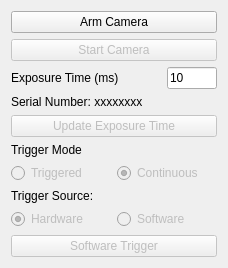
Above: ui_components/cameracontrolwidget.ui from jagerber48/jkam_e6 before the change. Below: the same form after it.
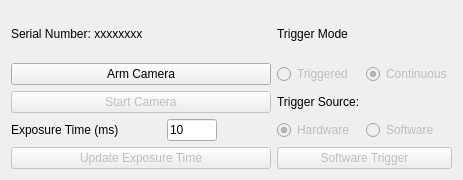
That is the form after the change.

Commit message: complete background subtract buttons and image capture mode buttons. ui adjustments

The edit to the form file:
```diff
--- a/ui_components/cameracontrolwidget.ui
+++ b/ui_components/cameracontrolwidget.ui
@@ -2,55 +2,83 @@
 <ui version="4.0">
  <class>CameraControlWidget</class>
  <widget class="QWidget" name="CameraControlWidget">
+  <property name="geometry">
+   <rect>
+    <x>0</x>
+    <y>0</y>
+    <width>463</width>
+    <height>180</height>
+   </rect>
+  </property>
   <layout class="QGridLayout" name="gridLayout">
-   <item row="8" column="0" colspan="2">
-    <widget class="QPushButton" name="exposure_pushButton">
+   <item row="2" column="0">
+    <widget class="QPushButton" name="start_pushButton">
      <property name="enabled">
       <bool>false</bool>
      </property>
      <property name="text">
-      <string>Update Exposure Time</string>
+      <string>Start Camera</string>
      </property>
     </widget>
    </item>
-   <item row="5" column="0" colspan="2">
-    <widget class="QLabel" name="serial_label">
-     <property name="text">
-      <string>Serial Number: xxxxxxxx</string>
-     </property>
-    </widget>
-   </item>
-   <item row="13" column="0">
-    <widget class="QLabel" name="trigger_source_label">
-     <property name="text">
-      <string>Trigger Source:</string>
-     </property>
-    </widget>
-   </item>
-   <item row="14" column="0">
-    <widget class="QRadioButton" name="hardware_trigger_radioButton">
-     <property name="enabled">
-      <bool>false</bool>
-     </property>
-     <property name="text">
-      <string>Hardware</string>
-     </property>
-     <property name="checked">
-      <bool>true</bool>
-     </property>
-     <attribute name="buttonGroup">
-      <string notr="true">trigger_buttonGroup</string>
-     </attribute>
-    </widget>
-   </item>
-   <item row="10" column="0">
+   <item row="0" column="1">
     <widget class="QLabel" name="trigger_mode_label">
      <property name="text">
       <string>Trigger Mode</string>
      </property>
     </widget>
    </item>
-   <item row="4" column="0" colspan="2">
+   <item row="1" column="1">
+    <widget class="QRadioButton" name="triggered_radioButton">
+     <property name="enabled">
+      <bool>false</bool>
+     </property>
+     <property name="text">
+      <string>Triggered</string>
+     </property>
+     <attribute name="buttonGroup">
+      <string notr="true">mode_buttonGroup</string>
+     </attribute>
+    </widget>
+   </item>
+   <item row="2" column="1">
+    <widget class="QLabel" name="trigger_source_label">
+     <property name="text">
+      <string>Trigger Source:</string>
+     </property>
+    </widget>
+   </item>
+   <item row="1" column="0">
+    <widget class="QPushButton" name="arm_pushButton">
+     <property name="text">
+      <string>Arm Camera</string>
+     </property>
+    </widget>
+   </item>
+   <item row="0" column="0">
+    <widget class="QLabel" name="serial_label">
+     <property name="text">
+      <string>Serial Number: xxxxxxxx</string>
+     </property>
+    </widget>
+   </item>
+   <item row="1" column="2">
+    <widget class="QRadioButton" name="continuous_radioButton">
+     <property name="enabled">
+      <bool>false</bool>
+     </property>
+     <property name="text">
+      <string>Continuous</string>
+     </property>
+     <property name="checked">
+      <bool>true</bool>
+     </property>
+     <attribute name="buttonGroup">
+      <string notr="true">mode_buttonGroup</string>
+     </attribute>
+    </widget>
+   </item>
+   <item row="3" column="0">
     <layout class="QFormLayout" name="exposure_formLayout">
      <item row="0" column="0">
       <widget class="QLabel" name="exposure_label">
@@ -80,17 +108,33 @@
      </item>
     </layout>
    </item>
-   <item row="1" column="0" colspan="2">
-    <widget class="QPushButton" name="start_pushButton">
+   <item row="4" column="0">
+    <widget class="QPushButton" name="exposure_pushButton">
      <property name="enabled">
       <bool>false</bool>
      </property>
      <property name="text">
-      <string>Start Camera</string>
+      <string>Update Exposure Time</string>
      </property>
     </widget>
    </item>
-   <item row="14" column="1">
+   <item row="3" column="1">
+    <widget class="QRadioButton" name="hardware_trigger_radioButton">
+     <property name="enabled">
+      <bool>false</bool>
+     </property>
+     <property name="text">
+      <string>Hardware</string>
+     </property>
+     <property name="checked">
+      <bool>true</bool>
+     </property>
+     <attribute name="buttonGroup">
+      <string notr="true">trigger_buttonGroup</string>
+     </attribute>
+    </widget>
+   </item>
+   <item row="3" column="2">
     <widget class="QRadioButton" name="software_trigger_radioButton">
      <property name="enabled">
       <bool>false</bool>
@@ -103,14 +147,7 @@
      </attribute>
     </widget>
    </item>
-   <item row="0" column="0" colspan="2">
-    <widget class="QPushButton" name="arm_pushButton">
-     <property name="text">
-      <string>Arm Camera</string>
-     </property>
-    </widget>
-   </item>
-   <item row="15" column="0" colspan="2">
+   <item row="4" column="1" colspan="2">
     <widget class="QPushButton" name="software_trigger_pushButton">
      <property name="enabled">
       <bool>false</bool>
@@ -120,35 +157,6 @@
      </property>
     </widget>
    </item>
-   <item row="11" column="0">
-    <widget class="QRadioButton" name="triggered_radioButton">
-     <property name="enabled">
-      <bool>false</bool>
-     </property>
-     <property name="text">
-      <string>Triggered</string>
-     </property>
-     <attribute name="buttonGroup">
-      <string notr="true">mode_buttonGroup</string>
-     </attribute>
-    </widget>
-   </item>
-   <item row="11" column="1">
-    <widget class="QRadioButton" name="continuous_radioButton">
-     <property name="enabled">
-      <bool>false</bool>
-     </property>
-     <property name="text">
-      <string>Continuous</string>
-     </property>
-     <property name="checked">
-      <bool>true</bool>
-     </property>
-     <attribute name="buttonGroup">
-      <string notr="true">mode_buttonGroup</string>
-     </attribute>
-    </widget>
-   </item>
   </layout>
  </widget>
  <resources/>
```
The commit also changes 7 other files.
